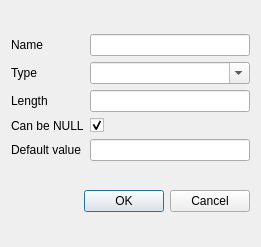
Above: python/plugins/db_manager/ui/DlgFieldProperties.ui from qgis/QGIS before the change. Below: the same form after it.
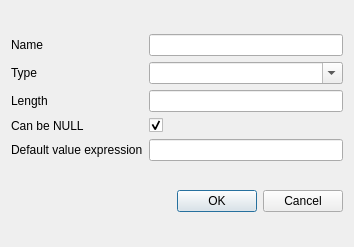
That is the form after the change.

Commit message: db_manager: add tooltip to default value field when editing table field properties (fixes #13856)

```diff
--- a/python/plugins/db_manager/ui/DlgFieldProperties.ui
+++ b/python/plugins/db_manager/ui/DlgFieldProperties.ui
@@ -6,7 +6,7 @@
    <rect>
     <x>0</x>
     <y>0</y>
-    <width>261</width>
+    <width>354</width>
     <height>247</height>
    </rect>
   </property>
@@ -67,7 +67,7 @@
      <item row="4" column="0">
       <widget class="QLabel" name="label_4">
        <property name="text">
-        <string>Default value</string>
+        <string>Default value expression</string>
        </property>
       </widget>
      </item>
```
Left out of the diff: 3 changed lines with no effect on the pictures.
